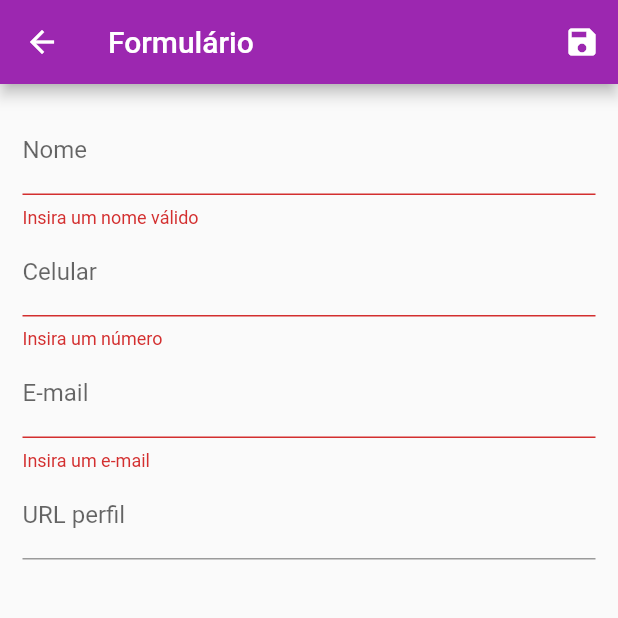
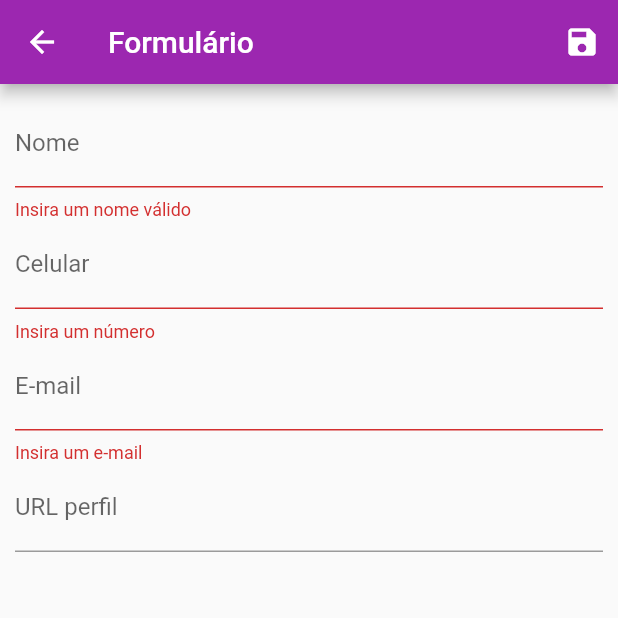
Before and after one commit to MarUguedes/CRUD, a Flutter app: the UserForm screen opened by its route, after a tap on the "save" icon, on a phone screen of 412 x 824 dp, the top half of it. Run offline on Flutter 3.47's test engine with Material 2 defaults, Android fonts, the phone set to English and light mode, and no system bars; network calls fail.

Commit message:
Update user_form.dart

```diff
--- a/cadastro_usuario/lib/views/user_form.dart
+++ b/cadastro_usuario/lib/views/user_form.dart
@@ -44,7 +44,7 @@ class UserForm extends StatelessWidget {
         ],
       ),
       body: Padding(
-        padding: EdgeInsets.all(15),
+        padding: EdgeInsets.all(10),
         child: Form(
             key: _form,
             child: Column(
@@ -57,7 +57,7 @@ class UserForm extends StatelessWidget {
                       return 'Insira um nome válido';
                     }
                     if (value.trim().length < 3) {
-                      return 'Nome muito pequeno. Mínimo 3 letras';
+                      return ' Mínimo 3 letras';
                     }
                   },
                   onSaved: (value) => _formData['name'] = value!,
```
